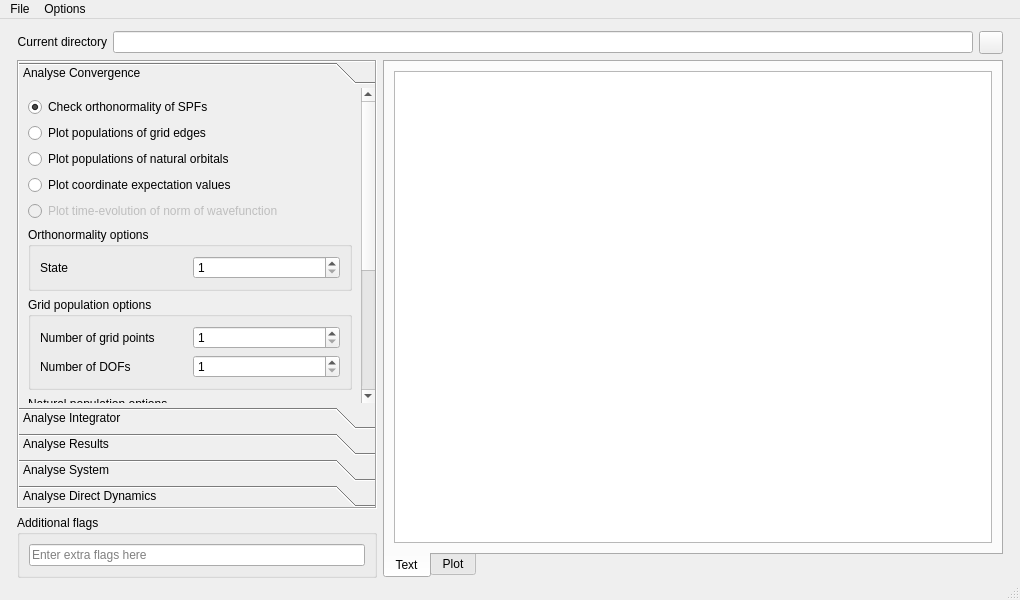
Before: the Qt Designer form source/analyse/gui_files/gui_analysis/ui_analysis.ui in wenzhaojia2000/msc-trajectory-analysis, drawn with Qt 5.
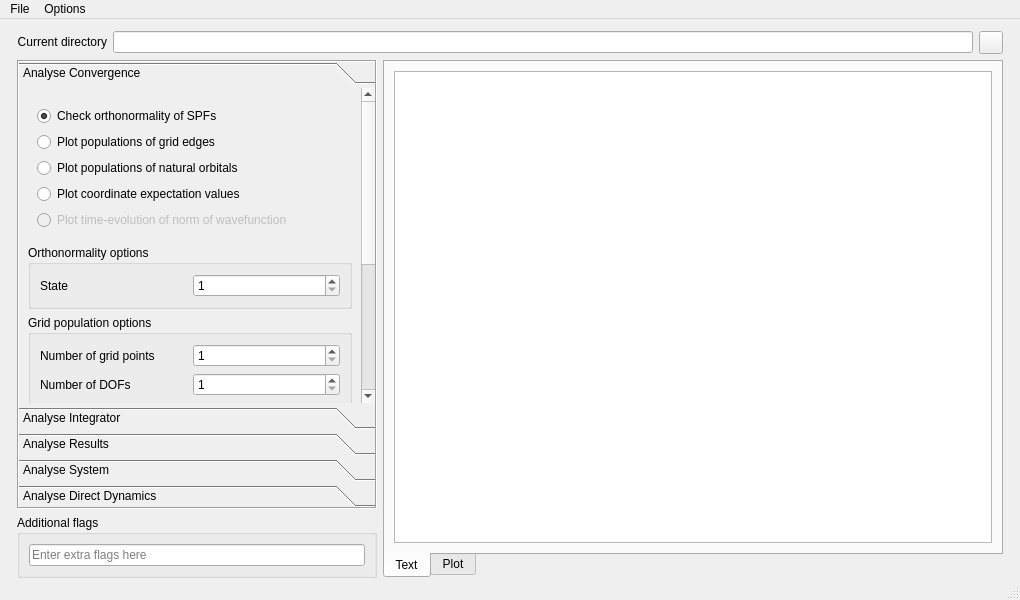
After: the same form once the commit is applied. Custom widgets are drawn as their Qt base class.

Commit message: Change radio button container from layout to QWidget with layout

What changed in the file:
```diff
--- a/source/analyse/gui_files/gui_analysis/ui_analysis.ui
+++ b/source/analyse/gui_files/gui_analysis/ui_analysis.ui
@@ -67,6 +67,7 @@
        </attribute>
        <layout class="QVBoxLayout" name="verticalLayout">
         <item>
+         <widget class="QWidget" name="analconv_radio" native="true">
          <layout class="QVBoxLayout" name="analconv_layout" stretch="0,0,0,0,0">
           <item>
            <widget class="QRadioButton" name="analconv_1">
@@ -125,6 +126,7 @@
            </widget>
           </item>
          </layout>
+         </widget>
         </item>
         <item>
          <spacer name="analconv_vspacer">
```
Left out of the diff: 8 changed lines with no effect on the pictures. Lines whose indentation alone changed are shown as unchanged. The commit also changes 6 other files.
